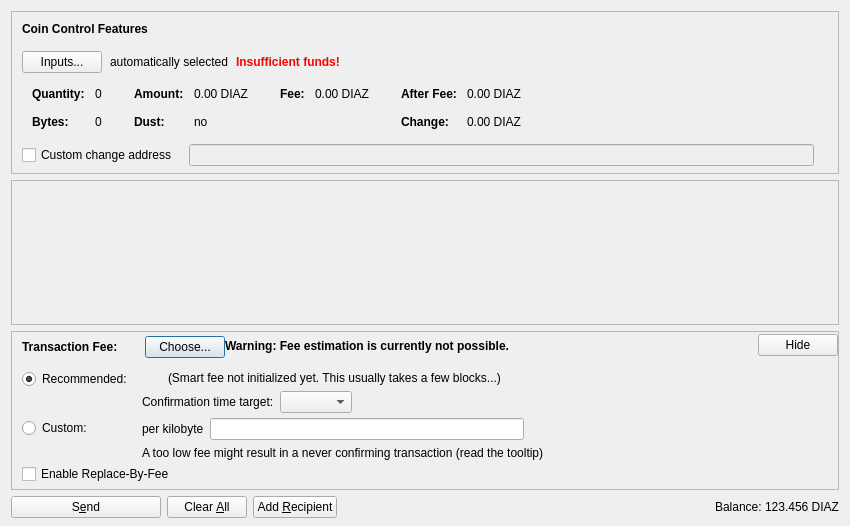
Qt form src/qt/forms/sendcoinsdialog.ui (diazcoin/diaz) before a commit.
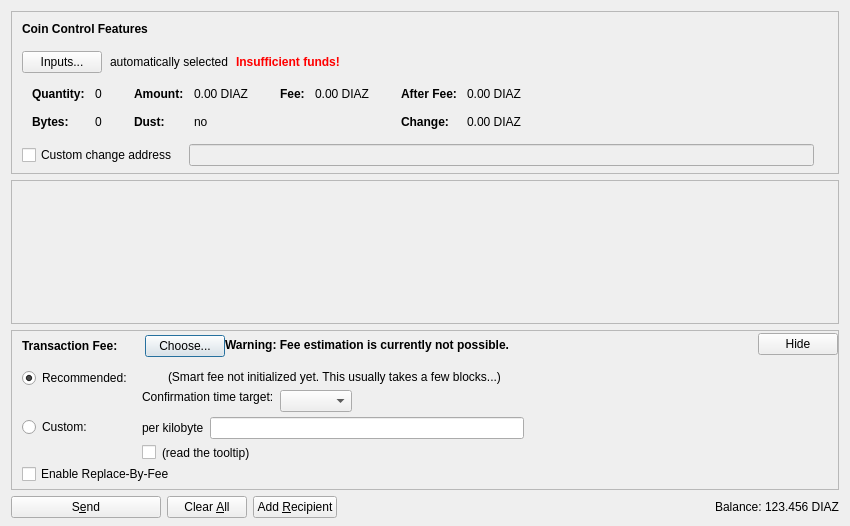
The same form after that commit. Icons and pictures are not drawn. Custom widgets are drawn as their Qt base class.

```diff
--- a/src/qt/forms/sendcoinsdialog.ui
+++ b/src/qt/forms/sendcoinsdialog.ui
@@ -878,7 +878,17 @@
                <item>
                 <layout class="QHBoxLayout" name="horizontalLayoutFee8">
                  <item>
-                  <widget class="QLabel" name="labelCustomFeeWarning">
+                  <widget class="QCheckBox" name="checkBoxMinimumFee">
+                   <property name="toolTip">
+                    <string>Paying only the minimum fee is just fine as long as there is less transaction volume than space in the blocks. But be aware that this can end up in a never confirming transaction once there is more demand for diaz transactions than the network can process.</string>
+                   </property>
+                   <property name="text">
+                    <string/>
+                   </property>
+                  </widget>
+                 </item>
+                 <item>
+                  <widget class="QLabel" name="labelMinFeeWarning">
                    <property name="enabled">
                     <bool>true</bool>
                    </property>
@@ -886,7 +896,10 @@
                     <string>When there is less transaction volume than space in the blocks, miners as well as relaying nodes may enforce a minimum fee. Paying only this minimum fee is just fine, but be aware that this can result in a never confirming transaction once there is more demand for diaz transactions than the network can process.</string>
                    </property>
                    <property name="text">
-                    <string>A too low fee might result in a never confirming transaction (read the tooltip)</string>
+                    <string>(read the tooltip)</string>
+                   </property>
+                   <property name="margin">
+                    <number>5</number>
                    </property>
                   </widget>
                  </item>
@@ -979,6 +992,9 @@
                    <property name="text">
                     <string/>
                    </property>
+                   <property name="margin">
+                    <number>2</number>
+                   </property>
                   </widget>
                  </item>
                  <item>
@@ -993,6 +1009,9 @@
                    <property name="text">
                     <string>(Smart fee not initialized yet. This usually takes a few blocks...)</string>
                    </property>
+                   <property name="margin">
+                    <number>2</number>
+                   </property>
                   </widget>
                  </item>
                  <item>
@@ -1019,8 +1038,24 @@
                      <property name="text">
                       <string>Confirmation time target:</string>
                      </property>
+                     <property name="margin">
+                      <number>2</number>
+                     </property>
                     </widget>
                    </item>
+                   <item>
+                    <spacer name="verticalSpacer_3">
+                     <property name="orientation">
+                      <enum>Qt::Vertical</enum>
+                     </property>
+                     <property name="sizeHint" stdset="0">
+                      <size>
+                       <width>1</width>
+                       <height>1</height>
+                      </size>
+                     </property>
+                    </spacer>
+                   </item>
                   </layout>
                  </item>
                  <item>
```
Left out of the diff: 2 changed lines with no effect on the pictures.
